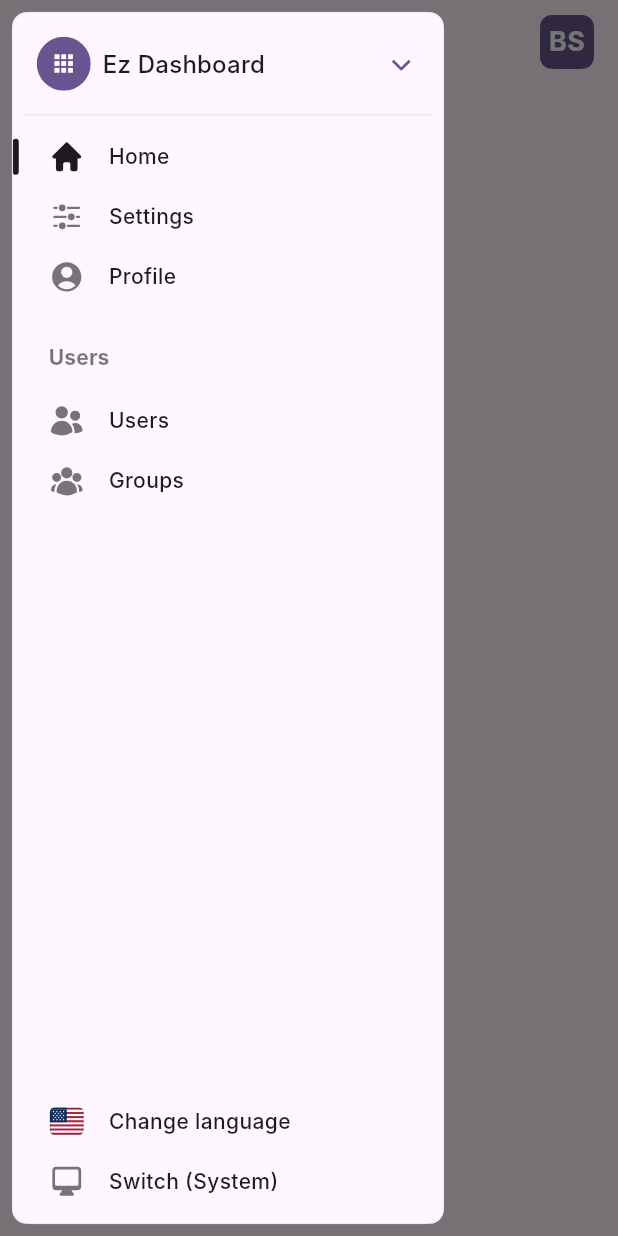
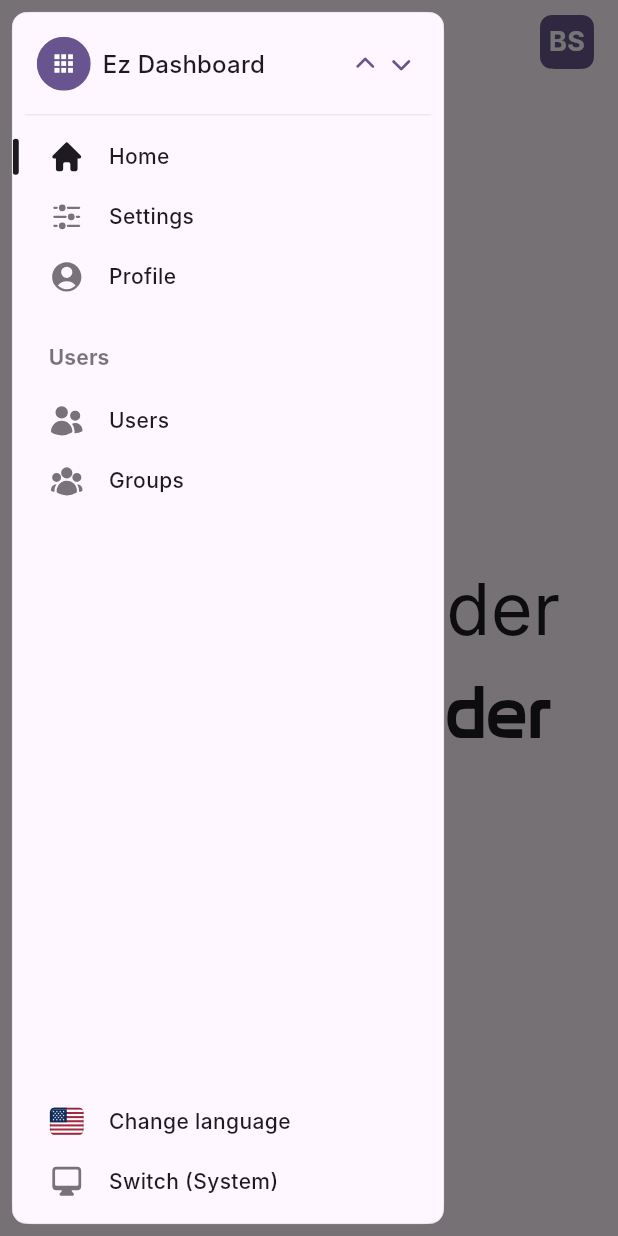
Before and after one commit to bsolca/ez-ui-flutter, a Flutter app: the screen it shows after launch, after a tap on the "menu" icon, on a phone screen of 412 x 824 dp. Run offline on Flutter 3.47's test engine with Material 3 defaults, Android fonts, the phone set to English and light mode, and no system bars; our stand-ins replace dropdown_button2, flutter_riverpod, flutter_svg, freezed_annotation, go_router, hive and 2 more; missing offline and left inert: country_flags, quick_log, web_smooth_scroll; accounts and stored records are empty; generated files the repository leaves out were written again; network calls fail; Roboto replaces fonts that are missing (Inter).

Commit message:
Fix font and add font

```diff
--- a/lib/src/shared/ez_sidebar/widgets/ez_sidebar_header.dart
+++ b/lib/src/shared/ez_sidebar/widgets/ez_sidebar_header.dart
@@ -7,6 +7,7 @@ import 'package:impostor/src/shared/ez_sidebar/model/ez_sidebar_header_data.code
 import 'package:impostor/src/shared/ez_sidebar/model/ez_sidebar_popover_item_data.codegen.dart';
 import 'package:impostor/src/shared/ez_sidebar/widgets/ez_sidebar_popover.dart';
 import 'package:impostor/src/shared/squircle/squircle.dart';
+import 'package:impostor/src/utils/ez_icons/ez_icons.dart';
 
 /// A [EzSidebarHeader] widget that displays the header section of the sidebar.
 ///
@@ -122,6 +123,11 @@ class EzSidebarHeader extends StatelessWidget {
                         style: Theme.of(context).textTheme.titleMedium,
                       ),
                     ),
+                    Icon(
+                      CustomIcons.chevronUpSolid,
+                      color: colorScheme.primary,
+                      size: EzSidebarConsts.sidebarItemIconSize,
+                    ),
                     EzIcon(
                       EzIcons.chevronDownSolid,
                       color: colorScheme.primary,
--- /dev/null
+++ b/lib/src/utils/ez_icons/ez_icons.dart
@@ -0,0 +1,35 @@
+import 'package:flutter/widgets.dart';
+
+class CustomIcons {
+  static const String _fontFamily = 'icomoon';
+
+  // add adjustments-horizontal-solid 900
+  static const IconData adjustmentsHorizontalSolid = IconData(
+    0xe900,
+    fontFamily: _fontFamily,
+  );
+
+  // chevron-down-solid 901
+  static const IconData chevronDownSolid = IconData(
+    0xe901,
+    fontFamily: _fontFamily,
+  );
+
+  //chevron-up-solid 902
+  static const IconData chevronUpSolid = IconData(
+    0xe902,
+    fontFamily: _fontFamily,
+  );
+
+  // cog-8-tooth-solid 903
+  static const IconData cog8ToothSolid = IconData(
+    0xe903,
+    fontFamily: _fontFamily,
+  );
+
+  // computer-desktop-solid
+  static const IconData computerDesktopSolid = IconData(
+    0xe904,
+    fontFamily: _fontFamily,
+  );
+}
--- a/lib/src/utils/routing/go_router_provider.codegen.dart
+++ b/lib/src/utils/routing/go_router_provider.codegen.dart
@@ -46,9 +46,24 @@ Raw<GoRouter> goRouter(GoRouterRef ref) {
             name: 'home',
             parentNavigatorKey: shellNavigatorKey,
             body: const Center(
-              child: Text(
-                'Route / builder',
-                style: TextStyle(fontFamily: 'Inter'),
+              child: Column(
+                mainAxisSize: MainAxisSize.min,
+                children: [
+                  Text(
+                    'Route / builder',
+                    style: TextStyle(
+                      fontFamily: 'Inter',
+                      fontSize: 48,
+                    ),
+                  ),
+                  Text(
+                    'Route / builder',
+                    style: TextStyle(
+                      fontFamily: 'Prototype',
+                      fontSize: 48,
+                    ),
+                  ),
+                ],
               ),
             ),
           ),
```
Also changed, not shown: pubspec.yaml (+14 -12 lines), assets/fonts/icomoon.ttf (added), lib/src/shared/ez_icon/ez_icon.dart (line endings or trailing spaces).
